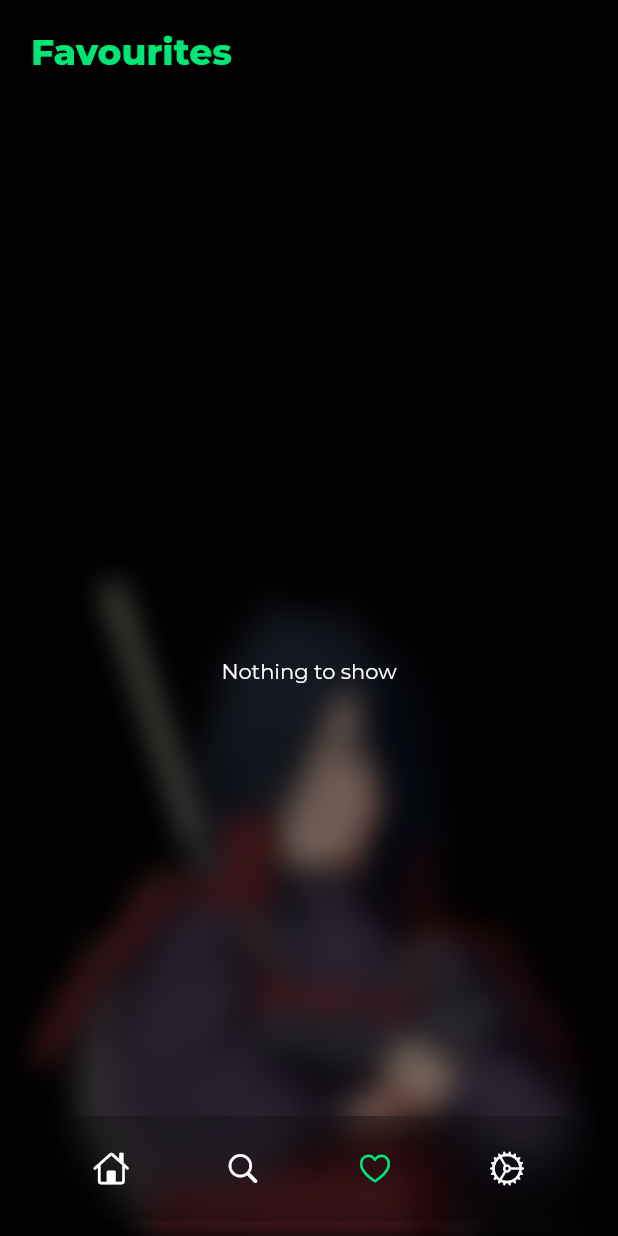
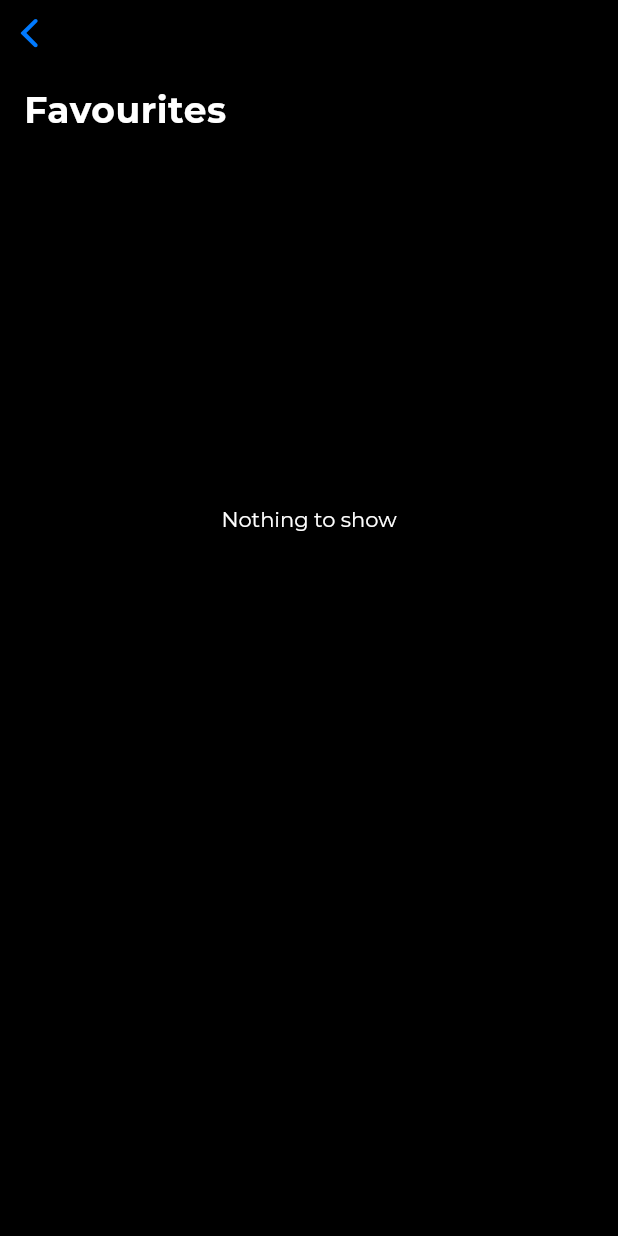
Before and after one commit to siddharth-2001/ani_watch, a Flutter app: the FavouriteScreen screen opened directly, on a phone screen of 412 x 824 dp. Run offline on Flutter 3.47's test engine with Material 2 defaults, Android fonts, the phone set to English and light mode, and no system bars; drawn by our look-alikes of glassmorphism_ui; our stand-ins replace chewie, dismissible_page, figma_squircle, google_fonts, page_transition, shared_preferences and 2 more; missing offline and left inert: duration; accounts and stored records are empty.

Commit message:
temporary changes to check ui

```diff
--- a/lib/provider/settings.dart
+++ b/lib/provider/settings.dart
@@ -1,6 +1,11 @@
 import 'package:flutter/material.dart';
 
 class AppSettings with ChangeNotifier {
+  //visual settings
+  Color appThemeColor = Colors.greenAccent.shade400;
+  double blurOverlayOpacity = 0.6;
+  double pageMarginVertical = 16;
+  double pageMarginHorizontal = 16;
   //page animation settings
   Duration transitionDuration = const Duration(milliseconds: 500);
   Duration reverseTransitionDuration = const Duration(milliseconds: 500);
--- a/lib/screens/favourite_screen.dart
+++ b/lib/screens/favourite_screen.dart
@@ -1,4 +1,5 @@
 import 'package:ani_watch/widgets/blur_image.dart';
+import 'package:flutter/cupertino.dart';
 import 'package:flutter/material.dart';
 
 //local imports
@@ -16,40 +17,22 @@ class FavouriteScreen extends StatelessWidget {
   Widget build(BuildContext context) {
     final screen = MediaQuery.of(context).size;
     final padding = MediaQuery.of(context).padding;
-    return Scaffold(backgroundColor: Colors.black,
-      bottomNavigationBar: const GlassBottomBar(
-        currIndex: 2,
-      ),
-      extendBody: true,
+    return CupertinoPageScaffold(
+      backgroundColor: CupertinoColors.black,
+      // bottomNavigationBar: const GlassBottomBar(
+      //   currIndex: 2,
+      // ),
       resizeToAvoidBottomInset: false,
-      body: Stack(
+      child: CustomScrollView(
+        slivers: [
+          CupertinoSliverNavigationBar(
+            brightness: Brightness.dark,
+            largeTitle: Text("Favourites", style: TextStyle(color: Colors.white),),
+          ),
+          SliverList(delegate: SliverChildListDelegate([
+             FavouriteAnimeList(),
+         ]),)
 
-        children: [
-          const BlurImageBackground(image: "assets/fav_bg.jpg", isAsset: true),
-          Container(
-            height: screen.height,
-            width: screen.width,
-            padding: EdgeInsets.only(top: padding.top),
-            child: Column(
-              crossAxisAlignment: CrossAxisAlignment.start,
-              mainAxisAlignment: MainAxisAlignment.start,
-              children: [
-                Padding(
-                  padding: EdgeInsets.symmetric(
-                      horizontal: screen.width * 0.05,
-                      vertical: screen.height * 0.025),
-                  child: Text("Favourites",
-                      style: Theme.of(context)
-                          .textTheme
-                          .headlineSmall!
-                          .copyWith(
-                              color: Colors.greenAccent.shade400,
-                              fontWeight: FontWeight.w800)),
-                ),
-                const Flexible(child: FavouriteAnimeList()),
-              ],
-            ),
-          ),
         ],
       ),
     );
--- a/lib/ui/favourite_anime_list.dart
+++ b/lib/ui/favourite_anime_list.dart
@@ -47,6 +47,7 @@ class _FavouriteAnimeListState extends State<FavouriteAnimeList> {
             color: Colors.white,
           ))
         : Container(
+          height: 500,
             child: favouriteList.isEmpty
                 ? const Center(
                   child: Text(
```
Also changed, not shown: lib/main.dart (+28 -6 lines), lib/screens/home_screen.dart (+25 -26 lines), lib/screens/main_screen.dart (added, +72 -0 lines), lib/ui/auth_ui.dart (+6 -5 lines), lib/ui/home_top_ui.dart (+18 -8 lines).
